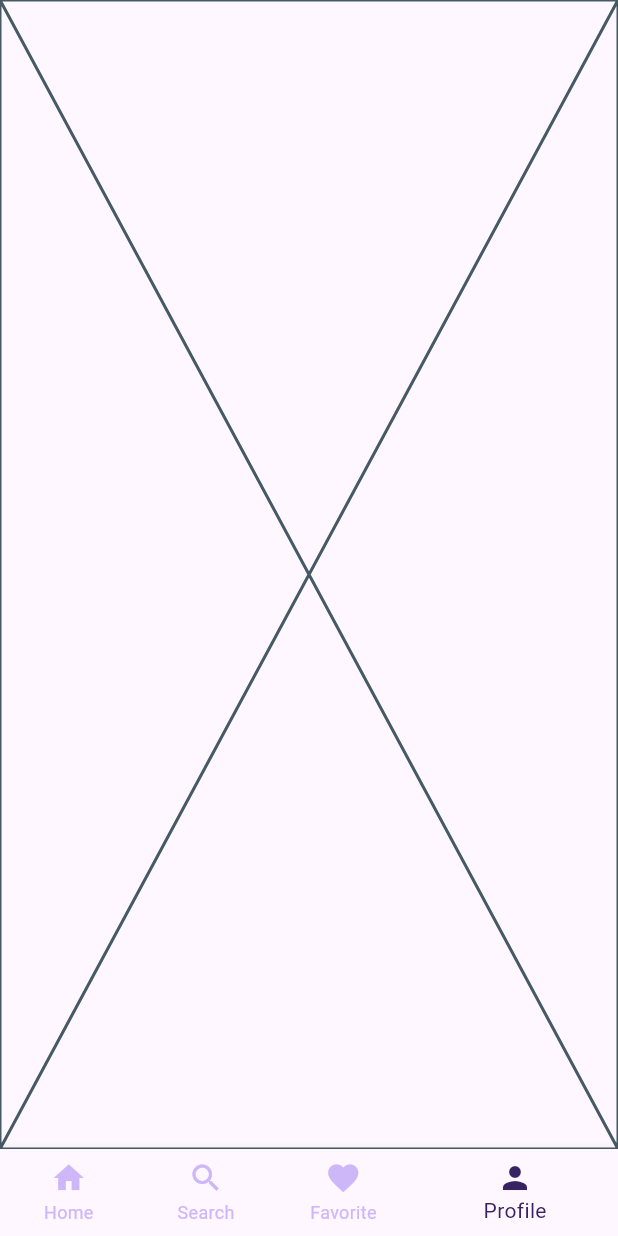
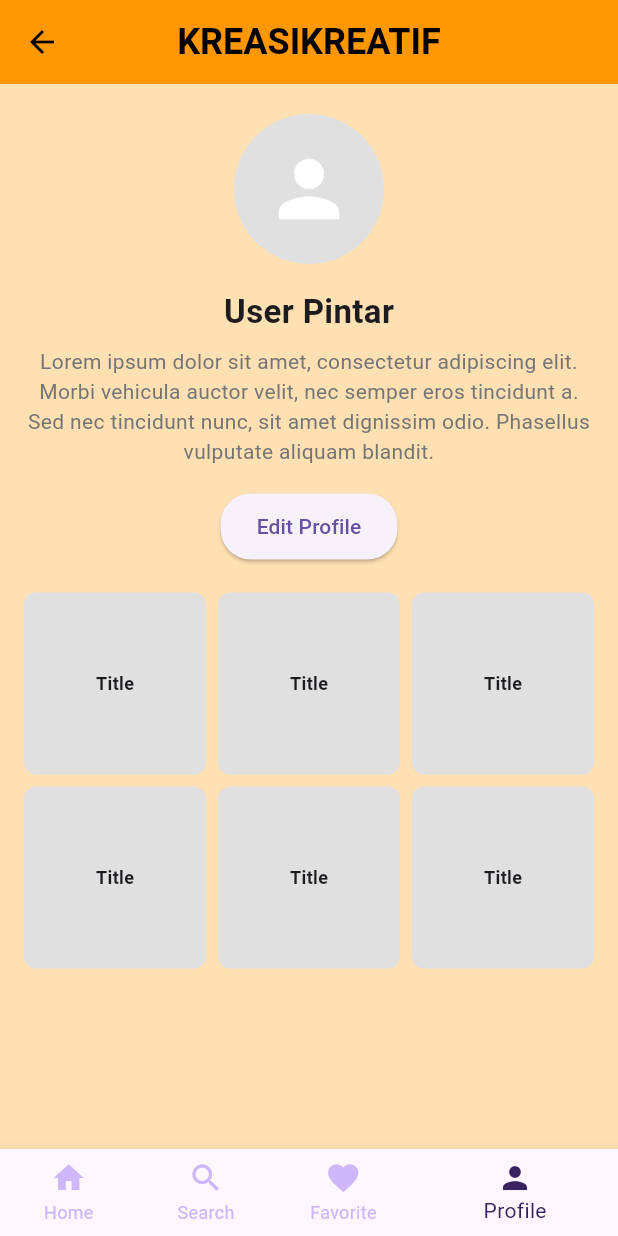
Before and after one commit to MarcelAlpin/Tugas-Akhir-PAB1, a Flutter app: the screen it shows after launch, item 4 of the bottom bar chosen, on a phone screen of 412 x 824 dp. Run offline on Flutter 3.47's test engine with Material 3 defaults, Android fonts, the light colour scheme and no system bars; network calls fail.

Commit message:
WIP ProfileScreen

```diff
--- a/lib/screens/profile_screen.dart
+++ b/lib/screens/profile_screen.dart
@@ -1,10 +1,107 @@
 import 'package:flutter/material.dart';
+import 'package:tugas_akhirpab1/screens/home_screen.dart';
 
 class ProfileScreen extends StatelessWidget {
   const ProfileScreen({super.key});
 
   @override
   Widget build(BuildContext context) {
-    return const Placeholder();
+    return Scaffold(
+      appBar: AppBar(
+        backgroundColor: Colors.orange,
+        elevation: 0,
+        leading: IconButton(
+          icon: Icon(Icons.arrow_back, color: Colors.black),
+          onPressed: () {
+            Navigator.pushNamed(context, HomeScreen());
+          },
+        ),
+        title: Text(
+          'KREASIKREATIF',
+          style: TextStyle(
+            color: Colors.black,
+            fontWeight: FontWeight.bold,
+            fontSize: 24,
+          ),
+        ),
+        centerTitle: true,
+      ),
+      body: SingleChildScrollView(
+        child: Padding(
+          padding: const EdgeInsets.symmetric(horizontal: 16.0),
+          child: Column(
+            children: [
+              SizedBox(height: 20),
+              CircleAvatar(
+                radius: 50,
+                backgroundColor: Colors.grey[300],
+                child: Icon(Icons.person, size: 60, color: Colors.white),
+              ),
+              SizedBox(height: 16),
+              Text(
+                'User Pintar',
+                style: TextStyle(
+                  fontWeight: FontWeight.bold,
+                  fontSize: 22,
+                ),
+              ),
+              SizedBox(height: 8),
+              Text(
+                'Lorem ipsum dolor sit amet, consectetur adipiscing elit. '
+                'Morbi vehicula auctor velit, nec semper eros tincidunt a. '
+                'Sed nec tincidunt nunc, sit amet dignissim odio. Phasellus '
+                'vulputate aliquam blandit.',
+                textAlign: TextAlign.center,
+                style: TextStyle(fontSize: 14, color: Colors.grey[600]),
+              ),
+              SizedBox(height: 16),
+              ElevatedButton(
+                onPressed: () {
+                  // Aksi saat tombol "Edit Profile" ditekan
+                },
+                style: ElevatedButton.styleFrom(
+                  padding: EdgeInsets.symmetric(horizontal: 24, vertical: 12),
+                  shape: RoundedRectangleBorder(
+                    borderRadius: BorderRadius.circular(20),
+                  ),
+                ),
+                child: Text('Edit Profile'),
+              ),
+              SizedBox(height: 20),
+              GridView.builder(
+                shrinkWrap: true,
+                physics: NeverScrollableScrollPhysics(),
+                itemCount: 6, // Jumlah data dummy
+                gridDelegate: SliverGridDelegateWithFixedCrossAxisCount(
+                  crossAxisCount: 3,
+                  crossAxisSpacing: 8,
+                  mainAxisSpacing: 8,
+                  childAspectRatio: 1,
+                ),
+                itemBuilder: (context, index) {
+                  return Container(
+                    decoration: BoxDecoration(
+                      color: Colors.grey[300],
+                      borderRadius: BorderRadius.circular(8),
+                    ),
+                    child: Center(
+                      child: Text(
+                        'Title',
+                        style: TextStyle(
+                          fontWeight: FontWeight.bold,
+                          fontSize: 12,
+                        ),
+                      ),
+                    ),
+                  );
+                },
+              ),
+            ],
+          ),
+        ),
+      ),
+      // TODO: Add BackGround colors
+      backgroundColor: Colors.orange[100],
+    );
   }
 }
```
